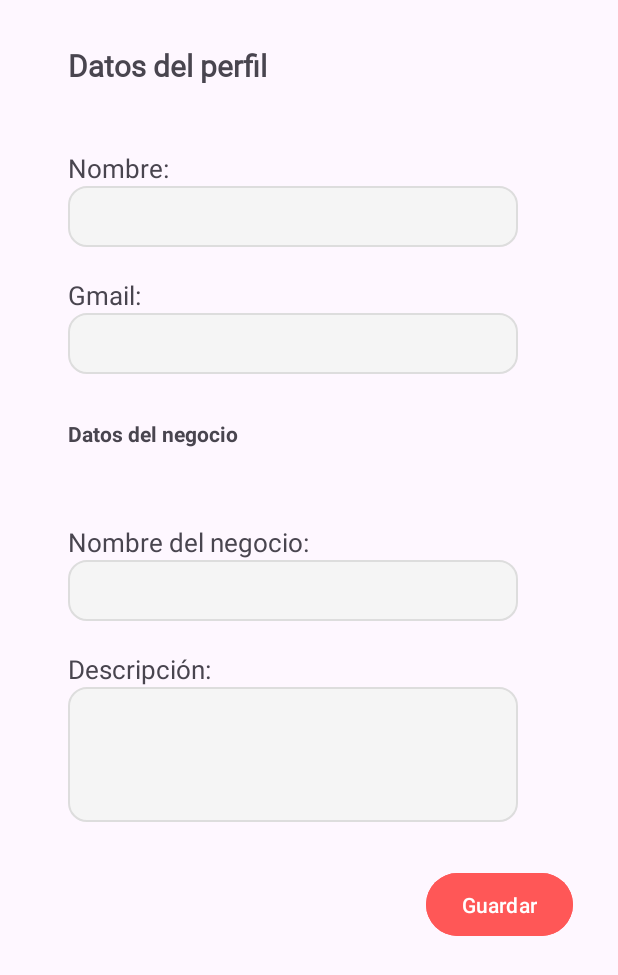
After one commit to Saris23/Inventory, an Android app: the perfil screen opened directly, with no data from a screen before it, on a phone screen of 412 x 824 dp. The commit adds this screen. Shown: the top 975 px of the screen. Run offline under Robolectric (Android 15) with nearby library versions, the phone set to English and light mode, and no system bars.

Commit message:
Agregamos: -Interfaz venta y perfil - Un nuevo color y fuente "Archivo"

```diff
--- /dev/null
+++ b/app/src/main/java/com/example/inventory/perfil.java
@@ -0,0 +1,24 @@
+package com.example.inventory;
+
+import android.os.Bundle;
+
+import androidx.activity.EdgeToEdge;
+import androidx.appcompat.app.AppCompatActivity;
+import androidx.core.graphics.Insets;
+import androidx.core.view.ViewCompat;
+import androidx.core.view.WindowInsetsCompat;
+
+public class perfil extends AppCompatActivity {
+
+    @Override
+    protected void onCreate(Bundle savedInstanceState) {
+        super.onCreate(savedInstanceState);
+        EdgeToEdge.enable(this);
+        setContentView(R.layout.activity_perfil);
+        ViewCompat.setOnApplyWindowInsetsListener(findViewById(R.id.main), (v, insets) -> {
+            Insets systemBars = insets.getInsets(WindowInsetsCompat.Type.systemBars());
+            v.setPadding(systemBars.left, systemBars.top, systemBars.right, systemBars.bottom);
+            return insets;
+        });
+    }
+}
--- /dev/null
+++ b/app/src/main/res/layout/activity_perfil.xml
@@ -0,0 +1,112 @@
+<?xml version="1.0" encoding="utf-8"?>
+<LinearLayout xmlns:android="http://schemas.android.com/apk/res/android"
+    xmlns:app="http://schemas.android.com/apk/res-auto"
+    xmlns:tools="http://schemas.android.com/tools"
+    android:id="@+id/main"
+    android:layout_width="match_parent"
+    android:orientation="vertical"
+    android:layout_height="match_parent"
+    tools:context=".perfil">
+
+    <!-- Titulo1 -->
+    <TextView
+        android:layout_width="wrap_content"
+        android:layout_height="40dp"
+        android:text="Datos del perfil"
+        android:layout_marginTop="30dp"
+        android:layout_marginLeft="45dp"
+        android:textStyle="bold"
+        android:fontFamily="@font/archivo_variablefont_wdth_wght"
+        android:textSize="20sp"
+
+        />
+
+
+
+    <!-- Formulario usuario -->
+    <LinearLayout
+        android:layout_width="300dp"
+        android:layout_height="wrap_content"
+        android:layout_marginLeft="45dp"
+        android:layout_marginTop="30dp"
+        android:orientation="vertical">
+        <TextView
+            android:layout_width="match_parent"
+            android:layout_height="wrap_content"
+            android:textSize="17sp"
+            android:text="Nombre:"/>
+
+        <EditText
+            android:id="@+id/etNombre"
+            android:layout_width="match_parent"
+            android:layout_height="wrap_content"
+            android:background="@drawable/bg_card"
+            android:layout_marginBottom="20dp" />
+        <TextView
+            android:layout_width="match_parent"
+            android:layout_height="wrap_content"
+            android:textSize="17sp"
+            android:text="Gmail:"/>
+        <EditText
+            android:id="@+id/etGmail"
+            android:layout_width="match_parent"
+            android:layout_height="wrap_content"
+            android:background="@drawable/bg_card" />
+
+    </LinearLayout>
+
+    <!-- Titulo2 -->
+    <TextView
+        android:layout_width="match_parent"
+        android:layout_height="40dp"
+        android:text="Datos del negocio"
+        android:layout_marginTop="30dp"
+        android:layout_marginLeft="45dp"
+        android:textStyle="bold"/>
+
+
+    <!-- Formulario Negocio -->
+    <LinearLayout
+        android:layout_width="300dp"
+        android:layout_height="wrap_content"
+        android:layout_marginLeft="45dp"
+        android:layout_marginTop="30dp"
+        android:orientation="vertical">
+        <TextView
+            android:layout_width="match_parent"
+            android:layout_height="wrap_content"
+            android:textSize="17sp"
+            android:text="Nombre del negocio:"/>
+
+        <EditText
+            android:id="@+id/etNombreNegocio"
+            android:layout_width="match_parent"
+            android:layout_height="wrap_content"
+            android:background="@drawable/bg_card"
+            android:layout_marginBottom="20dp" />
+        <TextView
+            android:layout_width="match_parent"
+            android:layout_height="wrap_content"
+            android:textSize="17sp"
+            android:text="Descripción:"/>
+        <EditText
+            android:id="@+id/etDescripcion"
+            android:layout_width="match_parent"
+            android:layout_height="90dp"
+            android:background="@drawable/bg_card" />
+
+    </LinearLayout>
+        <Button
+            android:layout_width="wrap_content"
+            android:layout_gravity="right"
+            android:layout_marginRight="30dp"
+            android:layout_height="50dp"
+            android:text="Guardar"
+            android:layout_marginTop="30dp"
+            android:backgroundTint="@color/naranja"
+            />
+
+
+
+
+</LinearLayout>
--- a/app/src/main/res/values/colors.xml
+++ b/app/src/main/res/values/colors.xml
@@ -6,4 +6,5 @@
     <color name="purple">#8A2BE2</color>
     <color name="red">#FF512F</color>
     <color name="vacio">#00FFFFFF</color>
+    <color name="naranja">#FF5757</color>
 </resources>
```
Also changed, not shown: app/src/main/AndroidManifest.xml (+9 -2 lines), app/src/main/java/com/example/inventory/venta.java (added, +24 -0 lines), app/src/main/res/layout/activity_venta.xml (added, +12 -0 lines), 3 other files.
